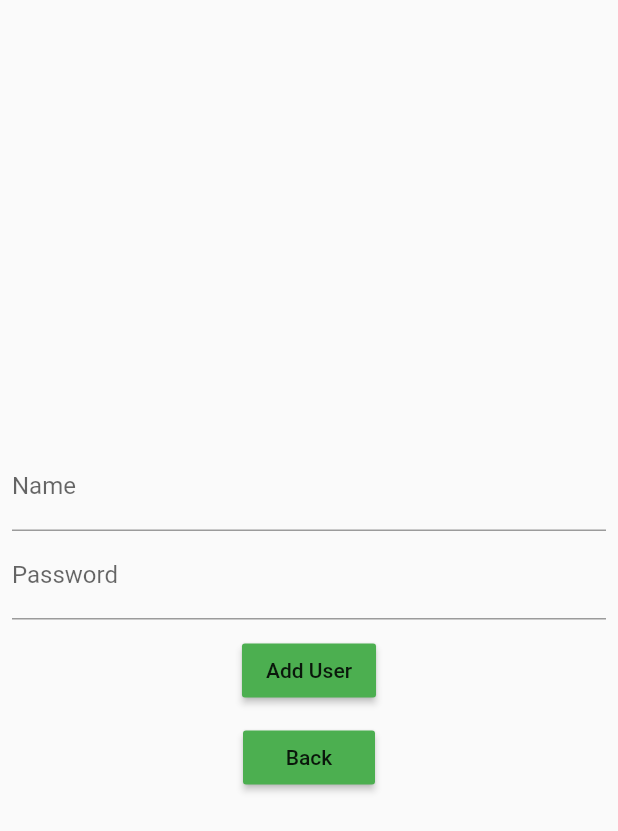
After one commit to tanmayjain69/flt_sm, a Flutter app: the screen it shows after launch, after a tap on "Register", on a phone screen of 412 x 824 dp. The commit adds this screen. Shown: the top 831 px of the screen. Run offline on Flutter 3.47's test engine with Material 2 defaults, Android fonts, the phone set to English and light mode, and no system bars; our stand-ins replace dio, fluttertoast; network calls fail.

Commit message:
Making the code modular and monor fix

```diff
--- a/lib/main.dart
+++ b/lib/main.dart
@@ -1,4 +1,6 @@
+import 'package:fltsm/screens/homescreen.dart';
 import 'package:fltsm/screens/loginscreen.dart';
+import 'package:fltsm/screens/registerscreen.dart';
 import 'package:flutter/material.dart';
 
 void main() => runApp(MyApp());
@@ -11,18 +13,19 @@ class MyApp extends StatelessWidget {
       title: 'Flutter Demo',
       debugShowCheckedModeBanner: false,
       theme: ThemeData(
-        // This is the theme of your application.
-        //
-        // Try running your application with "flutter run". You'll see the
-        // application has a blue toolbar. Then, without quitting the app, try
-        // changing the primarySwatch below to Colors.green and then invoke
-        // "hot reload" (press "r" in the console where you ran "flutter run",
-        // or simply save your changes to "hot reload" in a Flutter IDE).
-        // Notice that the counter didn't reset back to zero; the application
-        // is not restarted.
+
         primarySwatch: Colors.blue,
       ),
-      home: LoginScreen(),
+      initialRoute: '/',
+      routes: {
+    // When navigating to the "/" route, build the FirstScreen widget.
+      '/': (context) => LoginScreen(),
+    // When navigating to the "/second" route, build the SecondScreen widget.
+      '/register': (context) => RegisterScreen(),
+    //Navigation with extract route
+      ExtractArgumentsScreen.routeName: (context) => ExtractArgumentsScreen(),
+  },
+      // home: LoginScreen(),
     );
   }
 }
--- /dev/null
+++ b/lib/screens/registerscreen.dart
@@ -0,0 +1,69 @@
+import 'package:flutter/material.dart';
+import 'package:fltsm/services/authenticate.dart';
+import 'package:fluttertoast/fluttertoast.dart';
+
+class RegisterScreen extends StatefulWidget {
+  @override
+  _RegisterScreenState createState() => _RegisterScreenState();
+}
+
+class _RegisterScreenState extends State<RegisterScreen> {
+  var name,password,token;
+  @override
+  Widget build(BuildContext context) {
+    return Scaffold(
+       body: Padding(
+        padding: const EdgeInsets.all(8.0),
+        child: Column(
+          mainAxisAlignment: MainAxisAlignment.center,
+          children: <Widget>[
+            TextField(
+            decoration: InputDecoration(
+              labelText: 'Name'
+            ),
+            onChanged: (val){
+              name = val;
+            },
+            ),
+            TextField(
+            obscureText: true,
+            decoration: InputDecoration(
+              labelText: 'Password'
+            ),
+            onChanged: (val){
+              password = val;
+            }
+            ),
+            SizedBox(height: 10.0),
+            RaisedButton(
+              child: Text('Add User'),
+              color:  Colors.green,
+              onPressed: (){
+                AuthService().addUser(name, password).then((val){
+
+                    Fluttertoast.showToast(msg:
+                    val.data['msg'],
+                    toastLength: Toast.LENGTH_SHORT,
+                    gravity: ToastGravity.BOTTOM,
+                    backgroundColor: Colors.green,
+                    textColor: Colors.white,
+                    fontSize: 16.0
+                    );
+
+                });
+              },
+            ),
+            SizedBox(height: 10.0),
+            RaisedButton(
+              child: Text('Back'),
+              color:  Colors.green,
+              onPressed: (){
+                 Navigator.pop(context);
+              },
+            ),
+          ]
+          )
+       )
+    );
+  }
+}
```
Also changed, not shown: lib/screens/homescreen.dart (added, +30 -0 lines), lib/screens/loginscreen.dart (+33 -32 lines).
